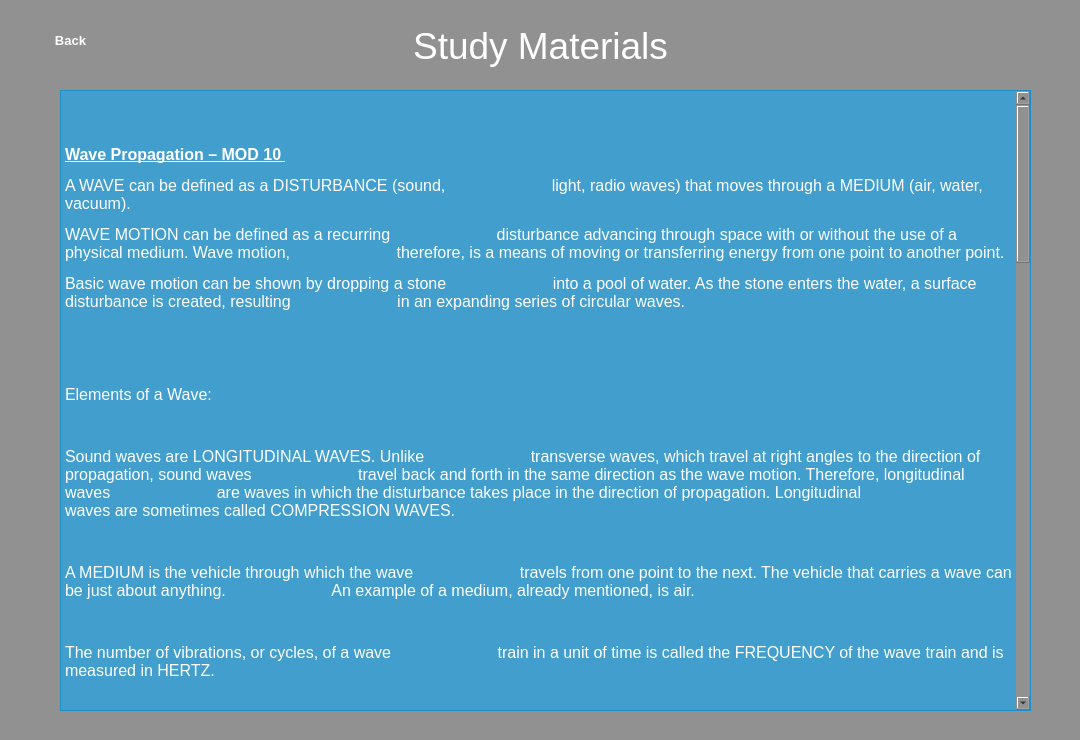
Above: resources/ui/study.ui from wingnut29/Nebula before the change. Below: the same form after it.
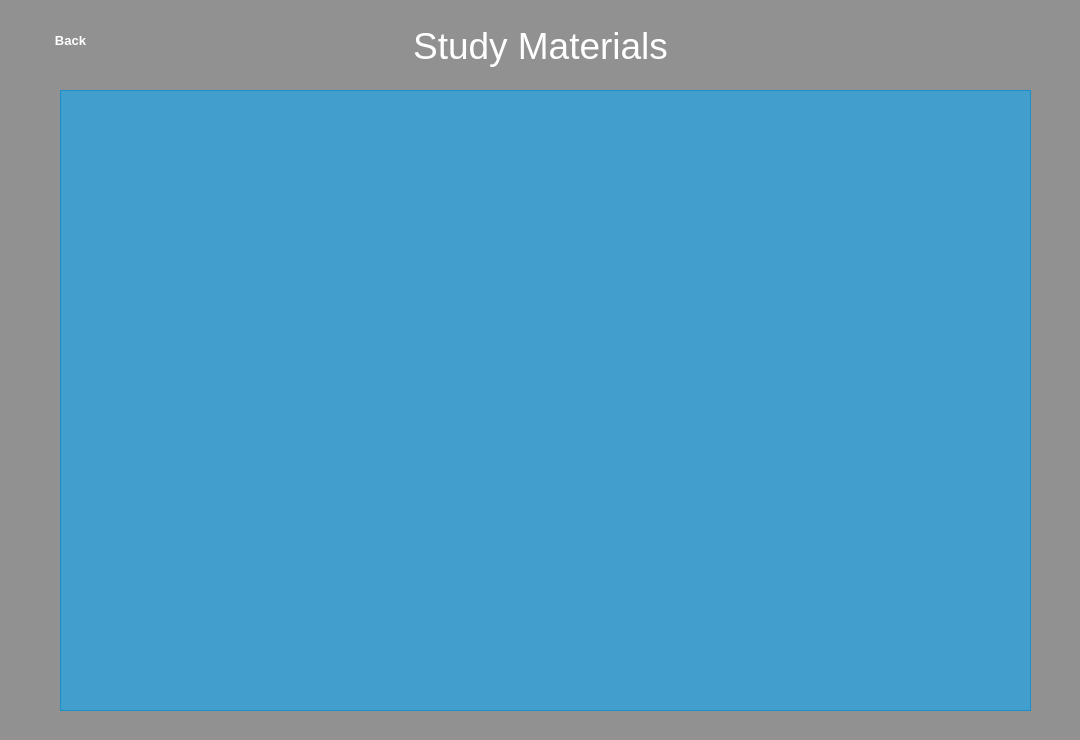
That is the form after the change. Icons and pictures are not drawn.

Diff of the .ui file:
```diff
--- a/resources/ui/study.ui
+++ b/resources/ui/study.ui
@@ -67,192 +67,12 @@
                 </property>
                 <property name="html">
                     <string>&lt;!DOCTYPE HTML PUBLIC &quot;-//W3C//DTD HTML 4.0//EN&quot; &quot;http://www.w3.org/TR/REC-html40/strict.dtd&quot;&gt;
-                        &lt;html&gt;&lt;head&gt;&lt;meta name=&quot;qrichtext&quot; content=&quot;1&quot; /&gt;&lt;style
-                        type=&quot;text/css&quot;&gt;
-                        p, li { white-space: pre-wrap; }
-                        &lt;/style&gt;&lt;/head&gt;&lt;body style=&quot; font-family:'Segoe UI'; font-size:12pt;
-                        font-weight:400; font-style:normal;&quot;&gt;
-                        &lt;p style=&quot; margin-top:12px; margin-bottom:12px; margin-left:0px; margin-right:0px;
-                        -qt-block-indent:0; text-indent:0px;&quot;&gt;&lt;span style=&quot; font-weight:600;
-                        text-decoration: underline;&quot;&gt;Wave Propagation – MOD 10 &lt;/span&gt;&lt;/p&gt;
-                        &lt;p style=&quot; margin-top:12px; margin-bottom:12px; margin-left:0px; margin-right:0px;
-                        -qt-block-indent:0; text-indent:0px;&quot;&gt;A WAVE can be defined as a DISTURBANCE (sound,
-                        light, radio waves) that moves through a MEDIUM (air, water, vacuum). &lt;/p&gt;
-                        &lt;p style=&quot; margin-top:12px; margin-bottom:12px; margin-left:0px; margin-right:0px;
-                        -qt-block-indent:0; text-indent:0px;&quot;&gt;WAVE MOTION can be defined as a recurring
-                        disturbance advancing through space with or without the use of a physical medium. Wave motion,
-                        therefore, is a means of moving or transferring energy from one point to another point. &lt;/p&gt;
-                        &lt;p style=&quot; margin-top:12px; margin-bottom:12px; margin-left:0px; margin-right:0px;
-                        -qt-block-indent:0; text-indent:0px;&quot;&gt;Basic wave motion can be shown by dropping a stone
-                        into a pool of water. As the stone enters the water, a surface disturbance is created, resulting
-                        in an expanding series of circular waves. &lt;/p&gt;
-                        &lt;p style=&quot; margin-top:12px; margin-bottom:12px; margin-left:0px; margin-right:0px;
-                        -qt-block-indent:0; text-indent:0px;&quot;&gt;&lt;img src=&quot;file:///C:/Users/Justin/AppData/Local/Temp/msohtmlclip1/01/clip_image002.jpg&quot;
-                        width=&quot;356&quot; height=&quot;259&quot; /&gt; &lt;/p&gt;
-                        &lt;p style=&quot; margin-top:12px; margin-bottom:12px; margin-left:0px; margin-right:0px;
-                        -qt-block-indent:0; text-indent:0px;&quot;&gt;  &lt;/p&gt;
-                        &lt;p style=&quot; margin-top:12px; margin-bottom:12px; margin-left:0px; margin-right:0px;
-                        -qt-block-indent:0; text-indent:0px;&quot;&gt;Elements of a Wave: &lt;/p&gt;
-                        &lt;p style=&quot; margin-top:12px; margin-bottom:12px; margin-left:0px; margin-right:0px;
-                        -qt-block-indent:0; text-indent:0px;&quot;&gt;&lt;img src=&quot;file:///C:/Users/Justin/AppData/Local/Temp/msohtmlclip1/01/clip_image004.jpg&quot;
-                        width=&quot;624&quot; height=&quot;265&quot; /&gt; &lt;/p&gt;
-                        &lt;p style=&quot; margin-top:12px; margin-bottom:12px; margin-left:0px; margin-right:0px;
-                        -qt-block-indent:0; text-indent:0px;&quot;&gt;Sound waves are LONGITUDINAL WAVES. Unlike
-                        transverse waves, which travel at right angles to the direction of propagation, sound waves
-                        travel back and forth in the same direction as the wave motion. Therefore, longitudinal waves
-                        are waves in which the disturbance takes place in the direction of propagation. Longitudinal
-                        waves are sometimes called COMPRESSION WAVES. &lt;/p&gt;
-                        &lt;p style=&quot; margin-top:12px; margin-bottom:12px; margin-left:0px; margin-right:0px;
-                        -qt-block-indent:0; text-indent:0px;&quot;&gt;  &lt;/p&gt;
-                        &lt;p style=&quot; margin-top:12px; margin-bottom:12px; margin-left:0px; margin-right:0px;
-                        -qt-block-indent:0; text-indent:0px;&quot;&gt;A MEDIUM is the vehicle through which the wave
-                        travels from one point to the next. The vehicle that carries a wave can be just about anything.
-                        An example of a medium, already mentioned, is air. &lt;/p&gt;
-                        &lt;p style=&quot; margin-top:12px; margin-bottom:12px; margin-left:0px; margin-right:0px;
-                        -qt-block-indent:0; text-indent:0px;&quot;&gt;  &lt;/p&gt;
-                        &lt;p style=&quot; margin-top:12px; margin-bottom:12px; margin-left:0px; margin-right:0px;
-                        -qt-block-indent:0; text-indent:0px;&quot;&gt;The number of vibrations, or cycles, of a wave
-                        train in a unit of time is called the FREQUENCY of the wave train and is measured in HERTZ. &lt;/p&gt;
-                        &lt;p style=&quot; margin-top:12px; margin-bottom:12px; margin-left:0px; margin-right:0px;
-                        -qt-block-indent:0; text-indent:0px;&quot;&gt;  &lt;/p&gt;
-                        &lt;p style=&quot; margin-top:12px; margin-bottom:12px; margin-left:0px; margin-right:0px;
-                        -qt-block-indent:0; text-indent:0px;&quot;&gt;There are two basic fields associated with every
-                        antenna; an INDUCTION FIELD and a RADIATION FIELD. &lt;/p&gt;
-                        &lt;p style=&quot; margin-top:12px; margin-bottom:12px; margin-left:0px; margin-right:0px;
-                        -qt-block-indent:0; text-indent:0px;&quot;&gt;The PERIOD of a radio wave is simply the amount of
-                        time required for the completion of one full cycle &lt;/p&gt;
-                        &lt;p style=&quot; margin-top:12px; margin-bottom:12px; margin-left:0px; margin-right:0px;
-                        -qt-block-indent:0; text-indent:0px;&quot;&gt;&lt;img src=&quot;file:///C:/Users/Justin/AppData/Local/Temp/msohtmlclip1/01/clip_image006.jpg&quot;
-                        width=&quot;624&quot; height=&quot;183&quot; /&gt; &lt;/p&gt;
-                        &lt;p style=&quot; margin-top:12px; margin-bottom:12px; margin-left:0px; margin-right:0px;
-                        -qt-block-indent:0; text-indent:0px;&quot;&gt;  &lt;/p&gt;
-                        &lt;p style=&quot; margin-top:12px; margin-bottom:12px; margin-left:0px; margin-right:0px;
-                        -qt-block-indent:0; text-indent:0px;&quot;&gt;Refraction - the bending of the waves as they move
-                        from one medium into another &lt;/p&gt;
-                        &lt;p style=&quot; margin-top:12px; margin-bottom:12px; margin-left:0px; margin-right:0px;
-                        -qt-block-indent:0; text-indent:0px;&quot;&gt;A radio wave that meets an obstacle has a natural
-                        tendency to bend around the obstacle. The bending, called diffraction, results in a change of
-                        direction of part of the wave energy from the normal line-of-sight path. &lt;/p&gt;
-                        &lt;p style=&quot; margin-top:12px; margin-bottom:12px; margin-left:0px; margin-right:0px;
-                        -qt-block-indent:0; text-indent:0px;&quot;&gt;The troposphere is the portion of the Earth's
-                        atmosphere that extends from the surface of the Earth to a height of about 3.7 miles (6 km) at
-                        the North Pole or the South Pole and 11.2 miles (18 km) at the equator. Virtually all weather
-                        phenomena take place in the troposphere. The temperature in this region decreases rapidly with
-                        altitude, clouds form, and there may be much turbulence because of variations in temperature,
-                        density, and pressure. These conditions have a great effect on the propagation of radio waves.
-                        &lt;/p&gt;
-                        &lt;p style=&quot; margin-top:12px; margin-bottom:12px; margin-left:0px; margin-right:0px;
-                        -qt-block-indent:0; text-indent:0px;&quot;&gt;The stratosphere is located between the
-                        troposphere and the ionosphere. The temperature throughout this region is considered to be
-                        almost constant and there is little water vapor present. The stratosphere has relatively little
-                        effect on radio waves because it is a relatively calm region with little or no temperature
-                        changes. &lt;/p&gt;
-                        &lt;p style=&quot; margin-top:12px; margin-bottom:12px; margin-left:0px; margin-right:0px;
-                        -qt-block-indent:0; text-indent:0px;&quot;&gt;The ionosphere extends upward from about 31.1
-                        miles (50 km) to a height of about 250 miles (402 km). It contains four cloud-like layers of
-                        electrically charged ions, which enable radio waves to be propagated to great distances around
-                        the Earth. This is the most important region of the atmosphere for long distance point-to-point
-                        communications. &lt;/p&gt;
-                        &lt;p style=&quot; margin-top:12px; margin-bottom:12px; margin-left:0px; margin-right:0px;
-                        -qt-block-indent:0; text-indent:0px;&quot;&gt;The ionosphere is composed of three layers
-                        designated D, E, and F, from lowest level to highest level. The F layer is further divided into
-                        two layers designated F1 (the lower layer) and F2 (the higher layer). &lt;/p&gt;
-                        &lt;p style=&quot; margin-top:12px; margin-bottom:12px; margin-left:0px; margin-right:0px;
-                        -qt-block-indent:0; text-indent:0px;&quot;&gt;&lt;span style=&quot; font-family:'Symbol';&quot;&gt;·&lt;/span&gt;&lt;span
-                        style=&quot; font-family:'Times New Roman'; font-size:7pt;&quot;&gt;        &lt;/span&gt;The D
-                        layer ranges from about 30 to 55 miles. Ionization in the D layer is low because it is the
-                        lowest region of the ionosphere. This layer has the ability to refract signals of low
-                        frequencies. High frequencies pass right through it and are attenuated. After sunset, the D
-                        layer disappears because of the rapid recombination of ions. &lt;/p&gt;
-                        &lt;p style=&quot; margin-top:12px; margin-bottom:12px; margin-left:0px; margin-right:0px;
-                        -qt-block-indent:0; text-indent:0px;&quot;&gt;&lt;span style=&quot; font-family:'Symbol';&quot;&gt;·&lt;/span&gt;&lt;span
-                        style=&quot; font-family:'Times New Roman'; font-size:7pt;&quot;&gt;        &lt;/span&gt;The E
-                        layer limits are from about 55 to 90 miles. This layer is also known as the Kennelly- Heaviside
-                        layer, because these two men were the first to propose its existence. The rate of ionic
-                        recombination in this layer is rather rapid after sunset and the layer is almost gone by
-                        midnight. This layer has the ability to refract signals as high as 20 megahertz. For this
-                        reason, it is valuable for communications in ranges up to about 1500 miles. &lt;/p&gt;
-                        &lt;p style=&quot; margin-top:12px; margin-bottom:12px; margin-left:0px; margin-right:0px;
-                        -qt-block-indent:0; text-indent:0px;&quot;&gt;&lt;span style=&quot; font-family:'Symbol';&quot;&gt;·&lt;/span&gt;&lt;span
-                        style=&quot; font-family:'Times New Roman'; font-size:7pt;&quot;&gt;        &lt;/span&gt;The F
-                        layer exists from about 90 to 240 miles. During the daylight hours, the F layer separates into
-                        two layers, the F1 and F2 layers. The ionization level in these layers is quite high and varies
-                        widely during the day. At noon, this portion of the atmosphere is closest to the sun and the
-                        degree of ionization is maximum. Since the atmosphere is rarefied at these heights,
-                        recombination occurs slowly after sunset. Therefore, a fairly constant ionized layer is always
-                        present. The F layers are responsible for high-frequency, long distance transmission. &lt;/p&gt;
-                        &lt;p style=&quot; margin-top:12px; margin-bottom:12px; margin-left:0px; margin-right:0px;
-                        -qt-block-indent:0; text-indent:0px;&quot;&gt;Ground waves – two types: surface wave , space
-                        wave &lt;/p&gt;
-                        &lt;p style=&quot; margin-top:12px; margin-bottom:12px; margin-left:0px; margin-right:0px;
-                        -qt-block-indent:0; text-indent:0px;&quot;&gt;Surface wave - reaches the receiving site by
-                        traveling along the surface of the ground &lt;/p&gt;
-                        &lt;p style=&quot; margin-top:12px; margin-bottom:12px; margin-left:0px; margin-right:0px;
-                        -qt-block-indent:0; text-indent:0px;&quot;&gt;The space wave follows two distinct paths from the
-                        transmitting antenna to the receiving antenna—one through the air directly to the receiving
-                        antenna, the other reflected from the ground to the receiving antenna. The primary path of the
-                        space wave is directly from the transmitting antenna to the receiving antenna. So, the receiving
-                        antenna must be located within the radio horizon of the transmitting antenna. Because space
-                        waves are refracted slightly, even when propagated through the troposphere, the radio horizon is
-                        actually about one-third farther than the line-of-sight or natural horizon. &lt;/p&gt;
-                        &lt;p style=&quot; margin-top:12px; margin-bottom:12px; margin-left:0px; margin-right:0px;
-                        -qt-block-indent:0; text-indent:0px;&quot;&gt;The sky wave, often called the ionospheric wave,
-                        is radiated in an upward direction and returned to Earth at some distant location because of
-                        refraction from the ionosphere. &lt;/p&gt;
-                        &lt;p style=&quot; margin-top:12px; margin-bottom:12px; margin-left:0px; margin-right:0px;
-                        -qt-block-indent:0; text-indent:0px;&quot;&gt;SKIP DISTANCE/SKIP ZONE is the distance from the
-                        transmitter to the point where the sky wave is first returned to Earth. The size of the skip
-                        distance depends on the frequency of the wave, the angle of incidence, and the degree of
-                        ionization present. &lt;/p&gt;
-                        &lt;p style=&quot; margin-top:12px; margin-bottom:12px; margin-left:0px; margin-right:0px;
-                        -qt-block-indent:0; text-indent:0px;&quot;&gt;For any given time, each ionospheric layer has a
-                        maximum frequency at which radio waves can be transmitted vertically and refracted back to
-                        Earth. This frequency is known as the CRITICAL FREQUENCY &lt;/p&gt;
-                        &lt;p style=&quot; margin-top:12px; margin-bottom:12px; margin-left:0px; margin-right:0px;
-                        -qt-block-indent:0; text-indent:0px;&quot;&gt;An additional factor that can interfere with radio
-                        communications is the presence of ELECTROMAGNETIC INTERFERENCE (EMI). This interference can
-                        result in annoying or impossible operating conditions. Sources of EMI are both man-made and
-                        natural &lt;/p&gt;
-                        &lt;p style=&quot; margin-top:12px; margin-bottom:12px; margin-left:0px; margin-right:0px;
-                        -qt-block-indent:0; text-indent:0px;&quot;&gt;The 27-day sunspot cycle causes variations in the
-                        ionization density of the layers on a day-to-day basis. The fluctuations in the F2 layer are
-                        greater than for any other layer. For this reason, precise predictions on a day-to-day basis of
-                        the critical frequency of the F2 layer are not possible. &lt;/p&gt;
-                        &lt;p style=&quot; margin-top:12px; margin-bottom:12px; margin-left:0px; margin-right:0px;
-                        -qt-block-indent:0; text-indent:0px;&quot;&gt;  &lt;/p&gt;
-                        &lt;p style=&quot; margin-top:12px; margin-bottom:12px; margin-left:0px; margin-right:0px;
-                        -qt-block-indent:0; text-indent:0px;&quot;&gt;For successful communications between any two
-                        specified locations at any given time of the day, there is a maximum useable frequency, a lowest
-                        useable frequency, and an optimum frequency (FOT) that can be used &lt;/p&gt;
-                        &lt;p style=&quot; margin-top:12px; margin-bottom:12px; margin-left:0px; margin-right:0px;
-                        -qt-block-indent:0; text-indent:0px;&quot;&gt;The MUF is highest around noon when ultraviolet
-                        light waves from the sun are the most intense. &lt;/p&gt;
-                        &lt;p style=&quot; margin-top:12px; margin-bottom:12px; margin-left:0px; margin-right:0px;
-                        -qt-block-indent:0; text-indent:0px;&quot;&gt;LUF - A wave whose frequency is too low is
-                        absorbed to such an extent that it is too weak for reception. &lt;/p&gt;
-                        &lt;p style=&quot; margin-top:12px; margin-bottom:12px; margin-left:0px; margin-right:0px;
-                        -qt-block-indent:0; text-indent:0px;&quot;&gt;NATURAL HORIZON is the line-of-sight horizon. &lt;/p&gt;
-                        &lt;p style=&quot; margin-top:12px; margin-bottom:12px; margin-left:0px; margin-right:0px;
-                        -qt-block-indent:0; text-indent:0px;&quot;&gt;RADIO HORIZON is one-third farther than the
-                        natural horizon. &lt;/p&gt;
-                        &lt;p style=&quot; margin-top:12px; margin-bottom:12px; margin-left:0px; margin-right:0px;
-                        -qt-block-indent:0; text-indent:0px;&quot;&gt;The path that a refracted wave follows to the
-                        receiver depends on the angle at which the wave strikes the ionosphere. You should remember,
-                        however, that the rf energy radiated by a transmitting antenna spreads out with distance. The
-                        energy therefore strikes the ionosphere at many different angles rather than a single angle.
-                        After the rf energy of a given frequency enters an ionospheric region, the paths that this
-                        energy might follow are many. It may reach the receiving antenna via two or more paths through a
-                        single layer. It may also, reach the receiving antenna over a path involving more than one
-                        layer, by multiple hops between the ionosphere and Earth, or by any combination of these paths.
-                        &lt;/p&gt;
-                        &lt;p style=&quot; margin-top:12px; margin-bottom:12px; margin-left:0px; margin-right:0px;
-                        -qt-block-indent:0; text-indent:0px;&quot;&gt;Many factors affect a radio wave in its path
-                        between the transmitting and receiving sites. The factor that has the greatest adverse effect on
-                        radio waves is ABSORPTION. Absorption results in the loss of energy of a radio wave and has a
-                        pronounced effect on both the strength of received signals and the ability to communicate over
-                        long distances. &lt;/p&gt;
-                        &lt;p style=&quot; margin-top:12px; margin-bottom:12px; margin-left:0px; margin-right:0px;
-                        -qt-block-indent:0; text-indent:0px;&quot;&gt;  &lt;/p&gt;&lt;/body&gt;&lt;/html&gt;
+      &lt;html&gt;&lt;head&gt;&lt;meta name=&quot;qrichtext&quot; content=&quot;1&quot; /&gt;&lt;style type=&quot;text/css&quot;&gt;
+      p, li { white-space: pre-wrap; }
+      &lt;/style&gt;&lt;/head&gt;&lt;body style=&quot; font-family:'Segoe UI'; font-size:12pt; font-weight:400;
+      font-style:normal;&quot;&gt;
+      &lt;p style=&quot;-qt-paragraph-type:empty; margin-top:12px; margin-bottom:12px; margin-left:0px;
+      margin-right:0px; -qt-block-indent:0; text-indent:0px;&quot;&gt;&lt;br /&gt;&lt;/p&gt;&lt;/body&gt;&lt;/html&gt;
                     </string>
                 </property>
             </widget>
```
Left out of the diff: 30 changed lines with no effect on the pictures. Lines whose indentation alone changed are shown as unchanged.
